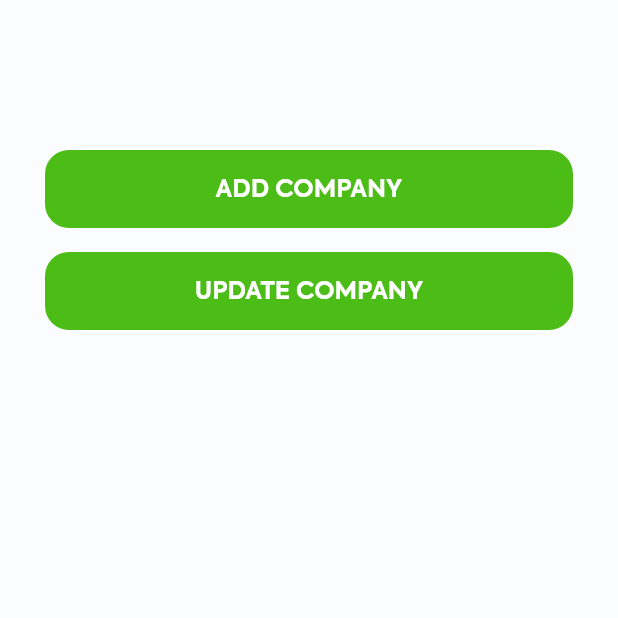
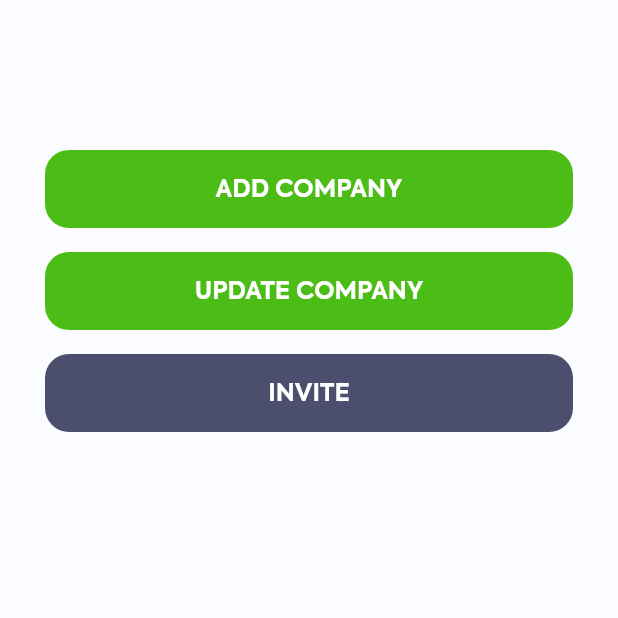
Before and after one commit to ozgun-kara/b2geta_mobile, a Flutter app: the CompanyTestPage screen opened directly, on a phone screen of 412 x 824 dp, the top half of it. Run offline on Flutter 3.47's test engine with Material 2 defaults, Android fonts, the phone set to English and light mode, and no system bars; our stand-ins replace dropdown_button2, flutter_switch, get, get_storage, shared_preferences, skeleton_text; accounts and stored records are empty.

Commit message:
Back-End has modified

```diff
--- a/lib/views/test_pages/company_test_page.dart
+++ b/lib/views/test_pages/company_test_page.dart
@@ -136,6 +136,45 @@ class _CompanyTestPageState extends State<CompanyTestPage> {
                       }),
                 ),
               ),
+              SizedBox(height: 16),
+              ButtonTheme(
+                minWidth: deviceWidth,
+                height: 52,
+                child: Container(
+                  height: 52,
+                  decoration: BoxDecoration(
+                      color: AppTheme.black18,
+                      borderRadius: BorderRadius.all(Radius.circular(16))),
+                  child: MaterialButton(
+                      elevation: 0,
+                      shape: const RoundedRectangleBorder(
+                        borderRadius: BorderRadius.all(Radius.circular(16)),
+                      ),
+                      child: Text(
+                        'INVITE',
+                        style: TextStyle(
+                            fontSize: 16,
+                            fontFamily: AppTheme.appFontFamily,
+                            fontWeight: FontWeight.w700,
+                            color: AppTheme.white1),
+                      ),
+                      onPressed: () {
+                        CompanyServices()
+                            .inviteCall(
+                                companyId: 22,
+                                email: 'mehmetcan@yandex.com',
+                                userId: 57)
+                            .then((value) {
+                          if (value == true) {
+                            debugPrint("INVITED");
+                          } else {
+                            debugPrint("HAS NOT INVITED");
+                            showAlertDialog2(context);
+                          }
+                        });
+                      }),
+                ),
+              ),
             ],
           ),
         ),
```
Also changed, not shown: lib/services/test_services/company/company_services.dart (+43 -0 lines).
